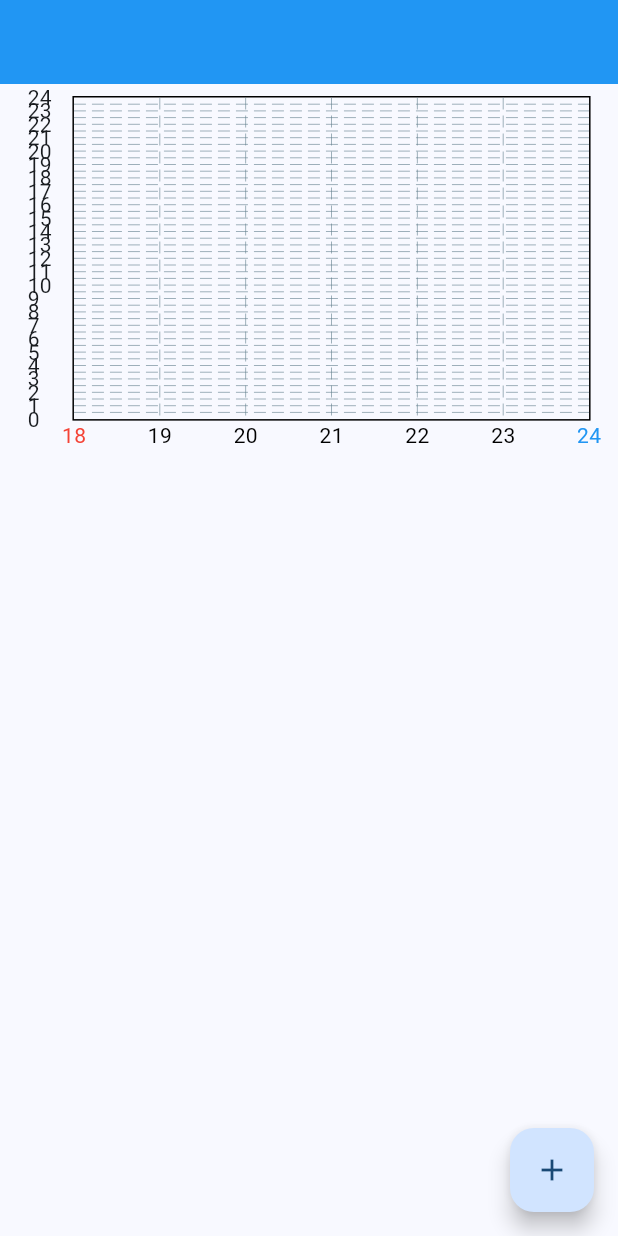
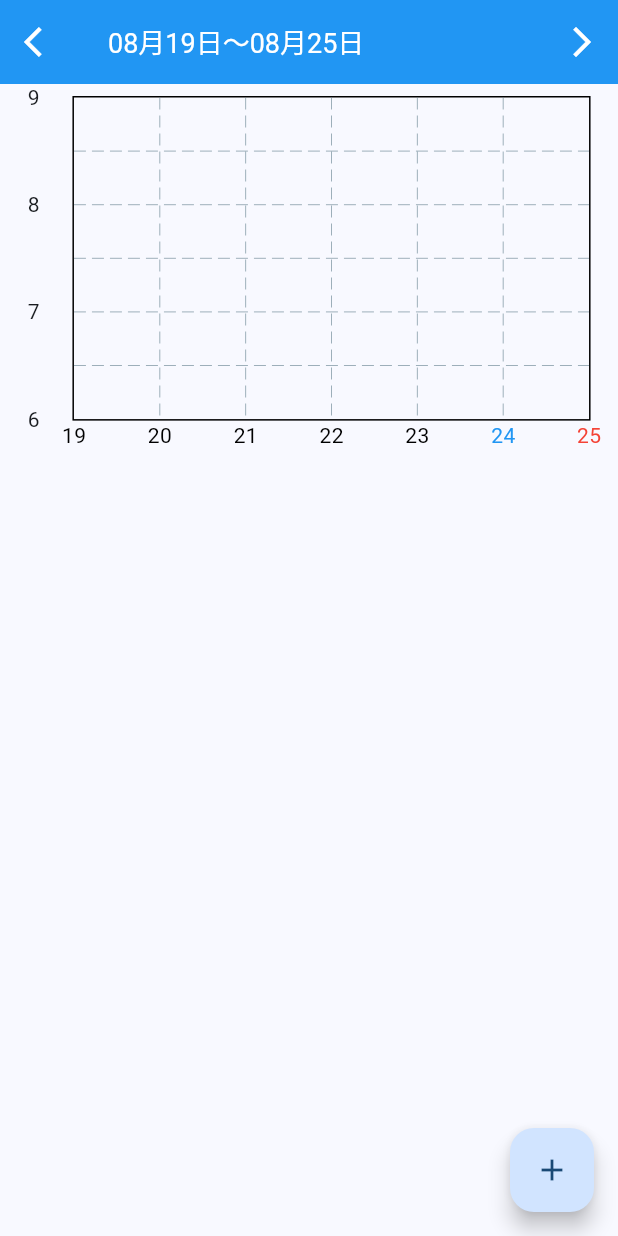
Before and after one commit to hid3h/ohamoni_ios, a Flutter app: the screen it shows after launch, on a phone screen of 412 x 824 dp. Run offline on Flutter 3.47's test engine with Material 3 defaults, Android fonts, the phone set to English and light mode, and no system bars; drawn by our look-alikes of fl_chart; our stand-ins replace flutter_datetime_picker_plus, shared_preferences.

Commit message:
ひとまず登録とグラフができた

```diff
--- a/lib/home_screen.dart
+++ b/lib/home_screen.dart
@@ -16,15 +16,26 @@ class HomeScreen extends StatefulWidget {
 
 class _WakeUpTimerPageState extends State<HomeScreen> {
   WakeUpDateTimeList _wakeUpDateTimes = WakeUpDateTimeList([]);
+  late DateTime _weekStartDateTime;
 
   @override
   void initState() {
     super.initState();
+    _weekStartDateTime =
+        DateTime.now().subtract(Duration(days: DateTime.now().weekday - 1));
     _loadWakeUpTimes();
   }
 
+  void _moveWeek(int weeks) {
+    setState(() {
+      _weekStartDateTime = _weekStartDateTime.add(Duration(days: 7 * weeks));
+      _loadWakeUpTimes();
+    });
+  }
+
   void _loadWakeUpTimes() async {
-    final wakeUpDateTimes = await WakeUpDateTimeList.fetchWakeUpDateTime();
+    final wakeUpDateTimes =
+        await WakeUpDateTimeList.fetch(startDate: _weekStartDateTime, days: 7);
     setState(() {
       _wakeUpDateTimes = wakeUpDateTimes;
     });
@@ -52,35 +63,29 @@ class _WakeUpTimerPageState extends State<HomeScreen> {
   List<FlSpot> _getChartData() {
     final List<FlSpot> spots = [];
     final weekDates = _getWeekDates();
-    debugPrint('週の日付: $weekDates');
 
     for (int i = 0; i < weekDates.length; i++) {
       final date = weekDates[i];
       final wakeUpDateTime = _wakeUpDateTimes.findSameDate(date);
-      debugPrint('日付: $date, 起床時間: $wakeUpDateTime');
       if (wakeUpDateTime != null) {
         final spot = FlSpot(
             i.toDouble(), wakeUpDateTime.minutesSinceMidnight().toDouble());
         spots.add(spot);
       }
     }
-    debugPrint('チャートデータ: $spots');
+
     return spots;
   }
 
   List<DateTime> _getWeekDates() {
-    final now = DateTime.now();
-    final lastSunday = now.weekday == DateTime.sunday
-        ? now
-        : now.subtract(Duration(days: now.weekday));
-
-    return List.generate(7, (index) => lastSunday.add(Duration(days: index)));
+    return List.generate(
+        7, (index) => _weekStartDateTime.add(Duration(days: index)));
   }
 
   (double, double) _getYAxisRange() {
     final spots = _getChartData();
     if (spots.isEmpty) {
-      return (0, 1440); // 0:00から24:00までの範囲（分単位）
+      return (360, 540);
     }
 
     final minY = spots.map((spot) => spot.y).reduce((a, b) => min(a, b));
@@ -108,12 +113,30 @@ class _WakeUpTimerPageState extends State<HomeScreen> {
   Widget build(BuildContext context) {
     Intl.defaultLocale = Localizations.localeOf(context).toString();
     final (minY, maxY) = _getYAxisRange();
-    debugPrint('Y軸の範囲: ($minY, $maxY)');
+
     final screenWidth = MediaQuery.of(context).size.width;
 
     return Scaffold(
       appBar: AppBar(
+        title: Text(
+          '${DateFormat('MM月dd日', 'ja_JP').format(_weekStartDateTime)}〜${DateFormat('MM月dd日', 'ja_JP').format(_weekStartDateTime.add(const Duration(days: 6)))}',
+          style: const TextStyle(
+            fontSize: 18,
+            color: Colors.white, // タイトルを白色に
+          ),
+        ),
+        leading: IconButton(
+          icon: const Icon(Icons.arrow_back_ios),
+          onPressed: () => _moveWeek(-1),
+        ),
+        actions: [
+          IconButton(
+            icon: const Icon(Icons.arrow_forward_ios),
+            onPressed: () => _moveWeek(1),
+          ),
+        ],
         backgroundColor: Colors.blue,
+        iconTheme: const IconThemeData(color: Colors.white),
       ),
       body: Column(
         children: [
@@ -128,19 +151,6 @@ class _WakeUpTimerPageState extends State<HomeScreen> {
                     show: true,
                     horizontalInterval: 30, // 30分ごとにグリッド線を表示,
                     verticalInterval: 1,
-                    // これがあるとgridの線をデザインできて点線じゃなくなるみたい
-                    // getDrawingHorizontalLine: (value) {
-                    //   return FlLine(
-                    //     color: Colors.grey[300],
-                    //     strokeWidth: 1,
-                    //   );
-                    // },
-                    // getDrawingVerticalLine: (value) {
-                    //   return FlLine(
-                    //     color: Colors.grey[300],
-                    //     strokeWidth: 1,
-                    //   );
-                    // },
                   ),
                   titlesData: FlTitlesData(
                     // x軸とy軸のタイトルを表示するのに必要
@@ -181,7 +191,6 @@ class _WakeUpTimerPageState extends State<HomeScreen> {
                             textAlign: TextAlign.center,
                           );
                         },
-                        // reservedSize: 30,
                       ),
                     ),
                     topTitles: const AxisTitles(
@@ -194,6 +203,7 @@ class _WakeUpTimerPageState extends State<HomeScreen> {
                   lineTouchData:
                       const LineTouchData(handleBuiltInTouches: false),
                   maxX: 6,
+                  minX: 0,
                   minY: minY,
                   maxY: maxY,
                   lineBarsData: [
@@ -201,17 +211,6 @@ class _WakeUpTimerPageState extends State<HomeScreen> {
                       spots: _getChartData(),
                       isCurved: false,
                       color: Colors.orange,
-                      // dotData: FlDotData(
-                      //   show: true,
-                      //   getDotPainter: (spot, percent, barData, index) {
-                      //     return FlDotCirclePainter(
-                      //       radius: 6,
-                      //       color: Colors.orange,
-                      //       strokeWidth: 2,
-                      //       strokeColor: Colors.white,
-                      //     );
-                      //   },
-                      // ),
                       belowBarData: BarAreaData(show: false),
                     ),
                   ],
@@ -307,12 +306,25 @@ class WakeUpDateTimeList {
 
   WakeUpDateTimeList(this.values);
 
+  static Future<WakeUpDateTimeList> fetch(
+      {required DateTime startDate, required int days}) async {
+    final wakeUpDateTimes = await _fetchWakeUpDateTime();
+    final endDate = startDate.add(Duration(days: days));
+    final filteredWakeUpTimes = wakeUpDateTimes.values
+        .where((wt) =>
+            wt._value.isAfter(startDate.subtract(const Duration(days: 1))) &&
+            wt._value.isBefore(endDate))
+        .toList();
+
+    return WakeUpDateTimeList(filteredWakeUpTimes);
+  }
+
   static recordWakeUpTime(DateTime wakeupDateTime) {
     final formattedTime = DateFormat('yyyy-MM-dd HH:mm').format(wakeupDateTime);
     _saveWakeUpTimeToPrefs(formattedTime);
   }
 
-  static Future<WakeUpDateTimeList> fetchWakeUpDateTime() async {
+  static Future<WakeUpDateTimeList> _fetchWakeUpDateTime() async {
     final prefs = await SharedPreferences.getInstance();
     final wakeUpDateTimeStrings = prefs.getStringList('wakeUpTimes') ?? [];
 
--- a/pubspec.yaml
+++ b/pubspec.yaml
@@ -40,7 +40,7 @@ dependencies:
   flutter_localizations:
     sdk: flutter
   fl_chart: ^0.68.0
-  collection: ^1.19.0
+  collection: ^1.18.0
 
 dev_dependencies:
   flutter_test:
```
Also changed, not shown: pubspec.lock.
